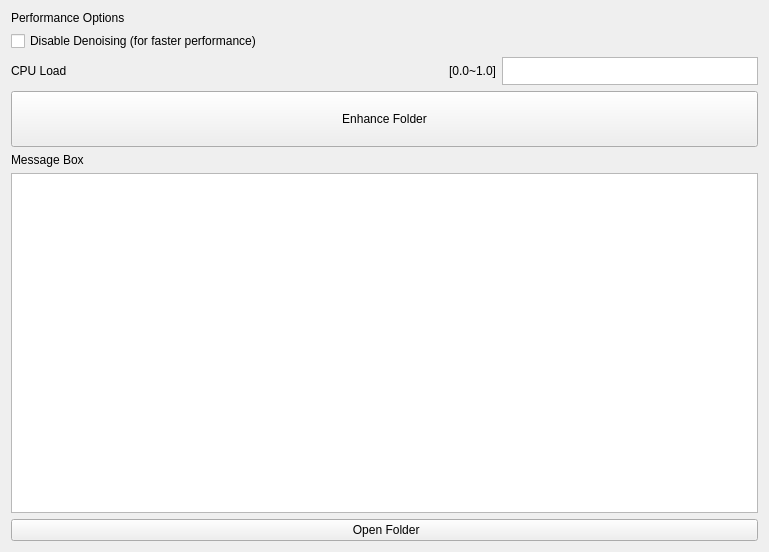
The window that src/resources/enhance.ui (open-AIMS/reefscan_desktop_data_manager) describes before a commit, drawn with Qt 5.
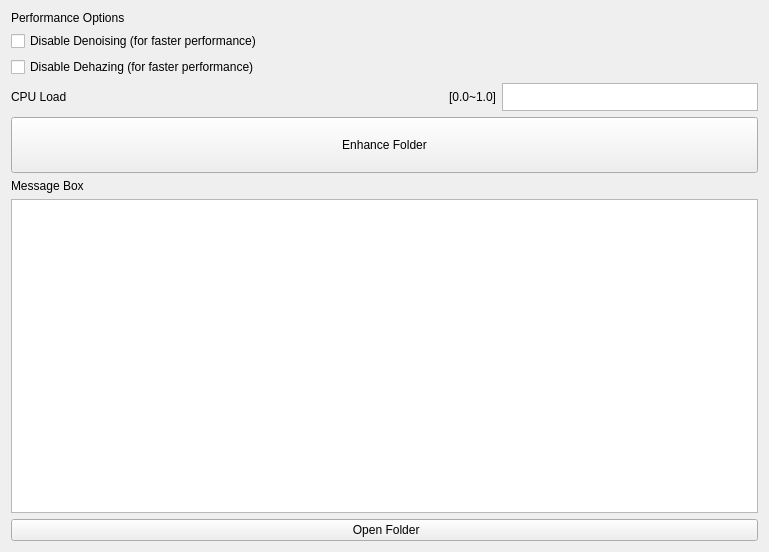
The same window after the commit.

What changed in the file:
```diff
--- a/src/resources/enhance.ui
+++ b/src/resources/enhance.ui
@@ -20,7 +20,56 @@
    <string>Form</string>
   </property>
   <layout class="QGridLayout" name="gridLayout" columnstretch="0,0,0">
-   <item row="9" column="1">
+   <item row="17" column="0" colspan="3">
+    <widget class="QPushButton" name="btnEnhanceFolder">
+     <property name="sizePolicy">
+      <sizepolicy hsizetype="Minimum" vsizetype="Minimum">
+       <horstretch>0</horstretch>
+       <verstretch>0</verstretch>
+      </sizepolicy>
+     </property>
+     <property name="minimumSize">
+      <size>
+       <width>0</width>
+       <height>56</height>
+      </size>
+     </property>
+     <property name="text">
+      <string>Enhance Folder</string>
+     </property>
+    </widget>
+   </item>
+   <item row="10" column="2">
+    <widget class="QTextEdit" name="textEditCPULoad">
+     <property name="sizePolicy">
+      <sizepolicy hsizetype="Fixed" vsizetype="Fixed">
+       <horstretch>0</horstretch>
+       <verstretch>0</verstretch>
+      </sizepolicy>
+     </property>
+     <property name="maximumSize">
+      <size>
+       <width>16777215</width>
+       <height>28</height>
+      </size>
+     </property>
+    </widget>
+   </item>
+   <item row="19" column="0">
+    <widget class="QLabel" name="label_3">
+     <property name="text">
+      <string>Message Box</string>
+     </property>
+    </widget>
+   </item>
+   <item row="8" column="0">
+    <widget class="QCheckBox" name="checkBoxDisableDenoising">
+     <property name="text">
+      <string>Disable Denoising (for faster performance)</string>
+     </property>
+    </widget>
+   </item>
+   <item row="10" column="1">
     <widget class="QLabel" name="label_2">
      <property name="layoutDirection">
       <enum>Qt::LeftToRight</enum>
@@ -33,36 +82,29 @@
      </property>
     </widget>
    </item>
-   <item row="18" column="0">
-    <widget class="QLabel" name="label_3">
+   <item row="21" column="0" colspan="3">
+    <widget class="QPushButton" name="btnEnhanceOpenFolder">
+     <property name="sizePolicy">
+      <sizepolicy hsizetype="Minimum" vsizetype="Minimum">
+       <horstretch>0</horstretch>
+       <verstretch>0</verstretch>
+      </sizepolicy>
+     </property>
      <property name="text">
-      <string>Message Box</string>
+      <string> Open Folder</string>
      </property>
     </widget>
    </item>
-   <item row="9" column="0">
+   <item row="20" column="0" colspan="3">
+    <widget class="QTextBrowser" name="textBrowser"/>
+   </item>
+   <item row="10" column="0">
     <widget class="QLabel" name="label_4">
      <property name="text">
       <string>CPU Load</string>
      </property>
     </widget>
    </item>
-   <item row="9" column="2">
-    <widget class="QTextEdit" name="textEditCPULoad">
-     <property name="sizePolicy">
-      <sizepolicy hsizetype="Fixed" vsizetype="Fixed">
-       <horstretch>0</horstretch>
-       <verstretch>0</verstretch>
-      </sizepolicy>
-     </property>
-     <property name="maximumSize">
-      <size>
-       <width>16777215</width>
-       <height>28</height>
-      </size>
-     </property>
-    </widget>
-   </item>
    <item row="4" column="0">
     <widget class="QLabel" name="label">
      <property name="text">
@@ -76,45 +118,10 @@
      </property>
     </widget>
    </item>
-   <item row="16" column="0" colspan="3">
-    <widget class="QPushButton" name="btnEnhanceFolder">
-     <property name="sizePolicy">
-      <sizepolicy hsizetype="Minimum" vsizetype="Minimum">
-       <horstretch>0</horstretch>
-       <verstretch>0</verstretch>
-      </sizepolicy>
-     </property>
-     <property name="minimumSize">
-      <size>
-       <width>0</width>
-       <height>56</height>
-      </size>
-     </property>
+   <item row="9" column="0">
+    <widget class="QCheckBox" name="checkBoxDisableDehazing">
      <property name="text">
-      <string>Enhance Folder</string>
-     </property>
-    </widget>
-   </item>
-   <item row="20" column="0" colspan="3">
-    <widget class="QPushButton" name="btnEnhanceOpenFolder">
-     <property name="sizePolicy">
-      <sizepolicy hsizetype="Minimum" vsizetype="Minimum">
-       <horstretch>0</horstretch>
-       <verstretch>0</verstretch>
-      </sizepolicy>
-     </property>
-     <property name="text">
-      <string> Open Folder</string>
-     </property>
-    </widget>
-   </item>
-   <item row="19" column="0" colspan="3">
-    <widget class="QTextBrowser" name="textBrowser"/>
-   </item>
-   <item row="8" column="0">
-    <widget class="QCheckBox" name="checkBoxDisableDenoising">
-     <property name="text">
-      <string>Disable Denoising (for faster performance)</string>
+      <string>Disable Dehazing (for faster performance)</string>
      </property>
     </widget>
    </item>
```
